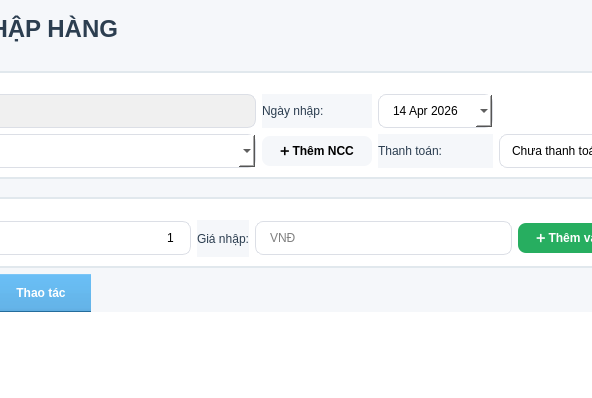
The window that quan-ly-dai-ly-kinh-doanh-do-gia-dung-main/ui/import_goods.ui (minh0203/quanlydo-giadung) describes before a commit, drawn with Qt 5; both pictures show x 620 to 1212 and y 0 to 398 of the 1300 by 850 pixel window.
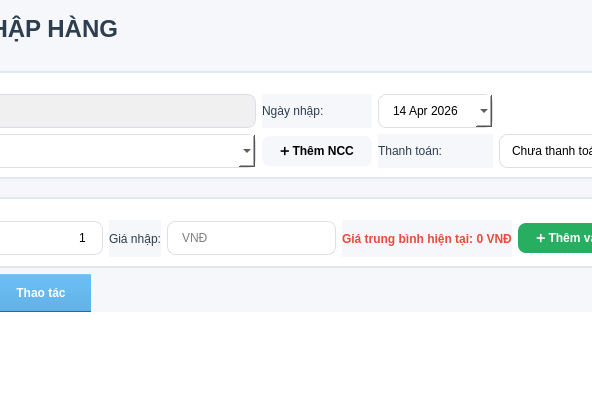
The same window after the commit.

The edit to the form file:
```diff
--- a/quan-ly-dai-ly-kinh-doanh-do-gia-dung-main/ui/import_goods.ui
+++ b/quan-ly-dai-ly-kinh-doanh-do-gia-dung-main/ui/import_goods.ui
@@ -274,6 +274,16 @@
           </property>
          </widget>
         </item>
+        <item>
+         <widget class="QLabel" name="lblAveragePrice">
+          <property name="text">
+           <string>Giá trung bình hiện tại: 0 VNĐ</string>
+          </property>
+          <property name="styleSheet">
+           <string notr="true">color: #e74c3c; font-weight: bold;</string>
+          </property>
+         </widget>
+        </item>
         <item>
          <widget class="QPushButton" name="btnAddProduct">
           <property name="text">
```
